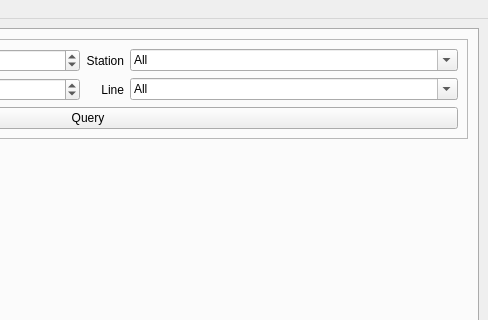
Qt form mainwindow.ui (skyzh/Meteor) before a commit; both pictures show x 312 to 800 and y 0 to 320 of the 800 by 600 pixel window.
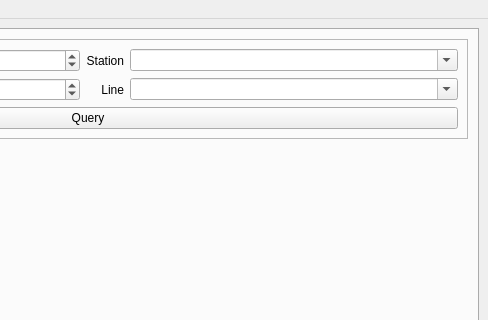
The same form after that commit. The open tabs and pages were chosen to show the change.

```diff
--- a/mainwindow.ui
+++ b/mainwindow.ui
@@ -143,11 +143,6 @@
                <property name="editable">
                 <bool>true</bool>
                </property>
-               <item>
-                <property name="text">
-                 <string>All</string>
-                </property>
-               </item>
               </widget>
              </item>
              <item row="0" column="2">
@@ -172,13 +167,8 @@
                 <bool>true</bool>
                </property>
                <property name="currentText">
-                <string>All</string>
+                <string/>
                </property>
-               <item>
-                <property name="text">
-                 <string>All</string>
-                </property>
-               </item>
               </widget>
              </item>
              <item row="0" column="0">
```
Left out of the diff: 2 changed lines with no effect on the pictures.
